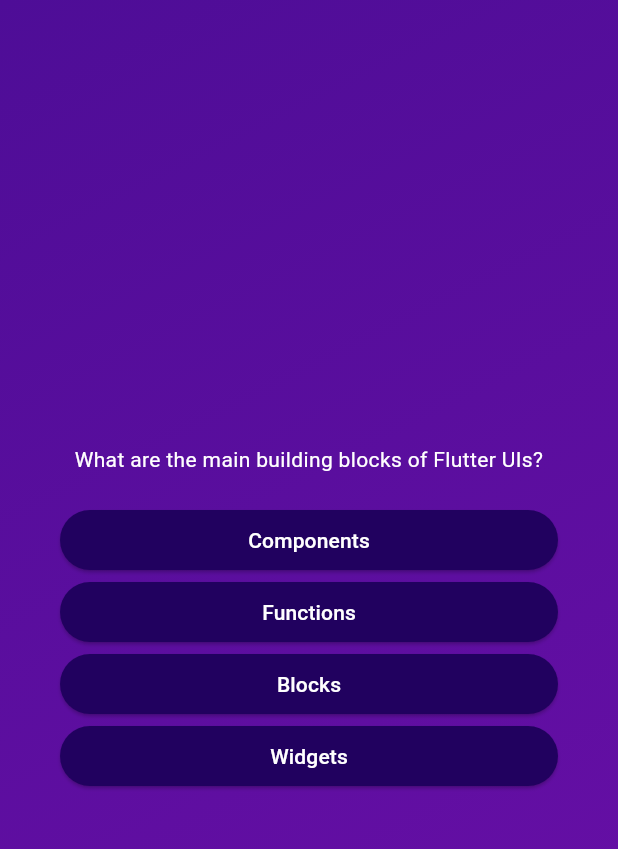
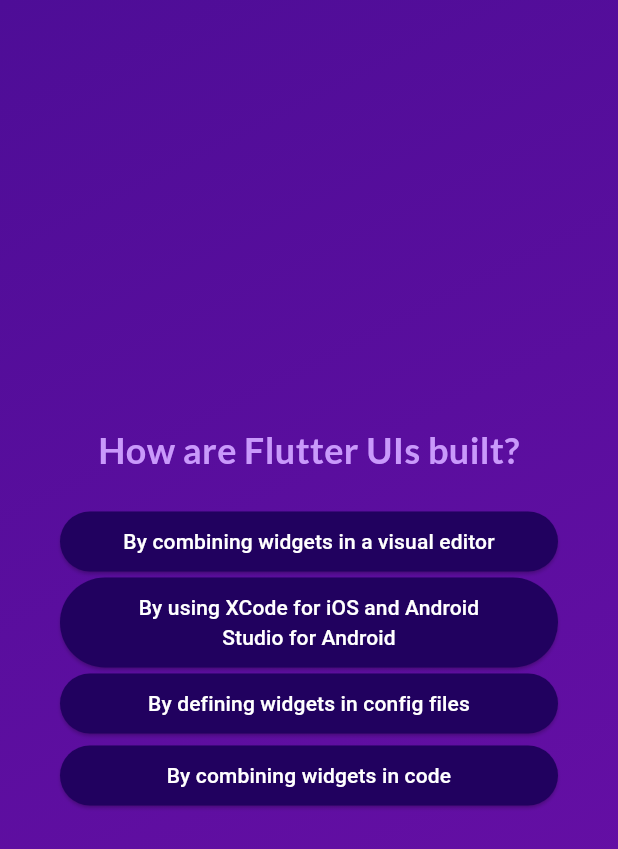
Before and after one commit to soulandbone/adv_basics, a Flutter app: the screen it shows after launch, after a tap on "Start Quiz", after a tap on "Components", on a phone screen of 412 x 824 dp. Shown: the top 849 px of the screen. Run offline on Flutter 3.47's test engine with Material 3 defaults, Android fonts, the phone set to English and light mode, and no system bars; our stand-ins replace google_fonts.

Commit message:
added functionality to keep track of the answers given by the user

```diff
--- a/lib/widgets/answer_button.dart
+++ b/lib/widgets/answer_button.dart
@@ -20,7 +20,7 @@ class AnswerButton extends StatelessWidget {
         foregroundColor: Colors.white,
         shape: RoundedRectangleBorder(borderRadius: BorderRadius.circular(40)),
       ),
-      child: Text(answerText),
+      child: Text(answerText, textAlign: TextAlign.center),
     );
   }
 }
--- a/lib/widgets/questions_screen.dart
+++ b/lib/widgets/questions_screen.dart
@@ -1,9 +1,12 @@
 import 'package:flutter/material.dart';
 import 'package:adv_basics/data/questions.dart';
 import 'package:adv_basics/widgets/answer_button.dart';
+import 'package:google_fonts/google_fonts.dart';
 
 class QuestionsScreen extends StatefulWidget {
-  const QuestionsScreen({super.key});
+  const QuestionsScreen({super.key, required this.onSelectAnswer});
+
+  final void Function(String answer) onSelectAnswer;
 
   @override
   State<QuestionsScreen> createState() {
@@ -12,10 +15,19 @@ class QuestionsScreen extends StatefulWidget {
 }
 
 class _QuestionsScreenState extends State<QuestionsScreen> {
-  var currentQuestion = questions[0];
+  var currentQuestionIndex = 0;
+
+  void answerQuestion(String answer) {
+    setState(() {
+      currentQuestionIndex++;
+    });
+    widget.onSelectAnswer(answer);
+  }
 
   @override
   Widget build(context) {
+    final currentQuestion = questions[currentQuestionIndex];
+
     return SizedBox(
       width: double.infinity,
       child: Container(
@@ -25,13 +37,22 @@ class _QuestionsScreenState extends State<QuestionsScreen> {
           crossAxisAlignment: CrossAxisAlignment.stretch,
           children: [
             Text(
-              questions[0].text,
-              style: TextStyle(color: Colors.white),
+              questions[currentQuestionIndex].text,
+              style: GoogleFonts.lato(
+                color: const Color.fromARGB(255, 201, 153, 251),
+                fontSize: 24,
+                fontWeight: FontWeight.bold,
+              ),
               textAlign: TextAlign.center,
             ),
             SizedBox(height: 20),
             ...currentQuestion.shuffleQuestions().map((item) {
-              return AnswerButton(answerText: item, onTap: () {});
+              return AnswerButton(
+                answerText: item,
+                onTap: () {
+                  answerQuestion(item);
+                },
+              );
             }),
           ],
         ),
--- a/lib/widgets/quiz.dart
+++ b/lib/widgets/quiz.dart
@@ -17,11 +17,18 @@ class Quiz extends StatefulWidget {
 }
 
 class _QuizState extends State<Quiz> {
+  final List<String> selectedAnswers = [];
   var activeScreen = 'start-screen';
+
   void switchScreen() {
     setState(() {
       activeScreen = 'questions-screen';
     });
+  }
+
+  void chooseAnswer(String answer) {
+    selectedAnswers.add(answer);
+    print(selectedAnswers);
   }
 
   @override
@@ -39,7 +46,7 @@ class _QuizState extends State<Quiz> {
           child:
               activeScreen == 'start-screen'
                   ? StartScreen(switchScreen)
-                  : QuestionsScreen(),
+                  : QuestionsScreen(onSelectAnswer: chooseAnswer),
         ),
       ),
     );
--- a/pubspec.yaml
+++ b/pubspec.yaml
@@ -34,6 +34,7 @@ dependencies:
   # The following adds the Cupertino Icons font to your application.
   # Use with the CupertinoIcons class for iOS style icons.
   cupertino_icons: ^1.0.8
+  google_fonts: ^6.2.1
 
 dev_dependencies:
   flutter_test:
```
Also changed, not shown: pubspec.lock, 1 other file.
